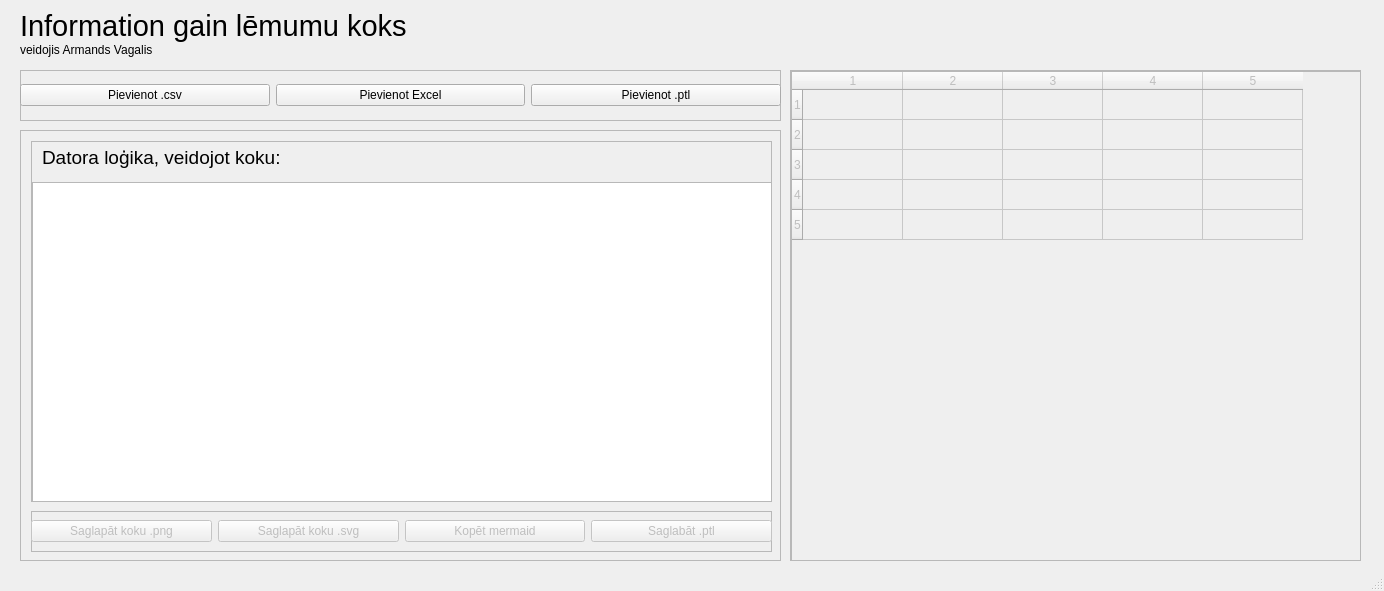
Qt form form.ui (v-ir-mans/ES-tree-with-GUI) before a commit.
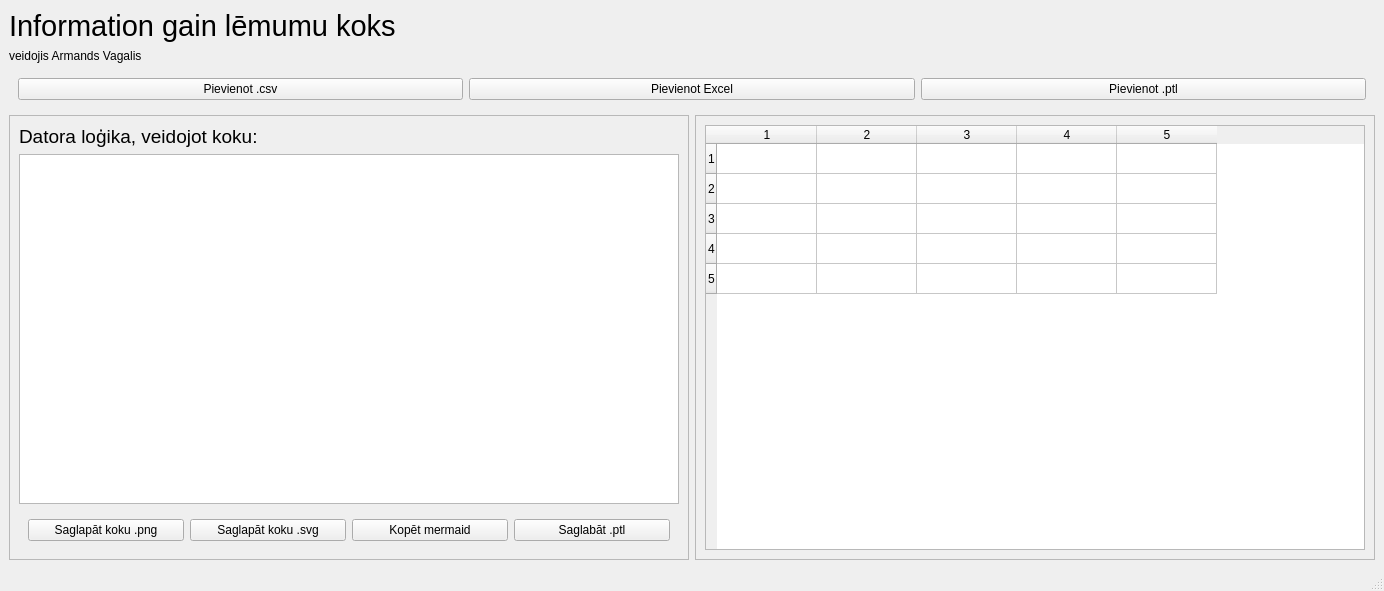
The same form after that commit.

What changed in the file:
```diff
--- a/form.ui
+++ b/form.ui
@@ -14,18 +14,9 @@
    <string>MainWindow</string>
   </property>
   <widget class="QWidget" name="centralwidget">
-   <property name="enabled">
-    <bool>true</bool>
-   </property>
+   <layout class="QVBoxLayout" name="verticalLayoutMain">
+    <item>
    <widget class="QLabel" name="bigheading">
-    <property name="geometry">
-     <rect>
-      <x>20</x>
-      <y>0</y>
-      <width>861</width>
-      <height>51</height>
-     </rect>
-    </property>
     <property name="font">
      <font>
       <pointsize>22</pointsize>
@@ -35,30 +26,16 @@
      <string>Information gain lēmumu koks</string>
     </property>
    </widget>
+    </item>
+    <item>
+     <widget class="QLabel" name="showoffabel">
+      <property name="text">
+       <string>veidojis Armands Vagalis</string>
+      </property>
+     </widget>
+    </item>
+    <item>
    <widget class="QFrame" name="frame">
-    <property name="geometry">
-     <rect>
-      <x>20</x>
-      <y>70</y>
-      <width>761</width>
-      <height>51</height>
-     </rect>
-    </property>
-    <property name="frameShape">
-     <enum>QFrame::Shape::StyledPanel</enum>
-    </property>
-    <property name="frameShadow">
-     <enum>QFrame::Shadow::Raised</enum>
-    </property>
-    <widget class="QWidget" name="horizontalLayoutWidget_2">
-     <property name="geometry">
-      <rect>
-       <x>0</x>
-       <y>0</y>
-       <width>761</width>
-       <height>51</height>
-      </rect>
-     </property>
      <layout class="QHBoxLayout" name="horizontalLayout_2">
       <item>
        <widget class="QPushButton" name="csvButton">
@@ -69,9 +46,6 @@
       </item>
       <item>
        <widget class="QPushButton" name="excelButton">
-        <property name="enabled">
-         <bool>true</bool>
-        </property>
         <property name="text">
          <string>Pievienot Excel</string>
         </property>
@@ -79,9 +53,6 @@
       </item>
       <item>
        <widget class="QPushButton" name="ptlButton">
-        <property name="enabled">
-         <bool>true</bool>
-        </property>
         <property name="text">
          <string>Pievienot .ptl</string>
         </property>
@@ -89,143 +60,18 @@
       </item>
      </layout>
     </widget>
-   </widget>
-   <widget class="QScrollArea" name="dataTableScroll">
-    <property name="enabled">
-     <bool>false</bool>
-    </property>
-    <property name="geometry">
-     <rect>
-      <x>790</x>
-      <y>70</y>
-      <width>571</width>
-      <height>491</height>
-     </rect>
-    </property>
-    <property name="sizePolicy">
-     <sizepolicy hsizetype="Expanding" vsizetype="Minimum">
-      <horstretch>0</horstretch>
-      <verstretch>0</verstretch>
-     </sizepolicy>
-    </property>
-    <property name="widgetResizable">
-     <bool>true</bool>
-    </property>
-    <widget class="QWidget" name="scrollAreaWidgetContents">
-     <property name="geometry">
-      <rect>
-       <x>0</x>
-       <y>0</y>
-       <width>569</width>
-       <height>489</height>
-      </rect>
-     </property>
-     <widget class="QTableWidget" name="dataTable">
-      <property name="geometry">
-       <rect>
-        <x>0</x>
-        <y>0</y>
-        <width>571</width>
-        <height>491</height>
-       </rect>
-      </property>
-      <property name="sizePolicy">
-       <sizepolicy hsizetype="Maximum" vsizetype="Expanding">
-        <horstretch>0</horstretch>
-        <verstretch>0</verstretch>
-       </sizepolicy>
-      </property>
-      <property name="rowCount">
-       <number>5</number>
-      </property>
-      <property name="columnCount">
-       <number>5</number>
-      </property>
-      <row/>
-      <row/>
-      <row/>
-      <row/>
-      <row/>
-      <column/>
-      <column/>
-      <column/>
-      <column/>
-      <column/>
-     </widget>
-    </widget>
-   </widget>
+    </item>
+    <item>
+     <layout class="QHBoxLayout" name="horizontalLayoutData">
+      <item>
    <widget class="QScrollArea" name="optionbox">
-    <property name="geometry">
-     <rect>
-      <x>20</x>
-      <y>130</y>
-      <width>761</width>
-      <height>431</height>
-     </rect>
-    </property>
-    <property name="sizePolicy">
-     <sizepolicy hsizetype="MinimumExpanding" vsizetype="Expanding">
-      <horstretch>0</horstretch>
-      <verstretch>0</verstretch>
-     </sizepolicy>
-    </property>
     <property name="widgetResizable">
      <bool>true</bool>
     </property>
     <widget class="QWidget" name="scrollAreaWidgetContents_2">
-     <property name="geometry">
-      <rect>
-       <x>0</x>
-       <y>0</y>
-       <width>759</width>
-       <height>429</height>
-      </rect>
-     </property>
-     <widget class="QScrollArea" name="scrollArea">
-      <property name="geometry">
-       <rect>
-        <x>10</x>
-        <y>10</y>
-        <width>741</width>
-        <height>361</height>
-       </rect>
-      </property>
-      <property name="widgetResizable">
-       <bool>true</bool>
-      </property>
-      <widget class="QWidget" name="scrollAreaWidgetContents_3">
-       <property name="geometry">
-        <rect>
-         <x>0</x>
-         <y>0</y>
-         <width>739</width>
-         <height>359</height>
-        </rect>
-       </property>
-       <widget class="QTextEdit" name="logicText">
-        <property name="geometry">
-         <rect>
-          <x>0</x>
-          <y>40</y>
-          <width>741</width>
-          <height>321</height>
-         </rect>
-        </property>
-        <property name="font">
-         <font>
-          <pointsize>11</pointsize>
-         </font>
-        </property>
-       </widget>
+         <layout class="QVBoxLayout" name="verticalLayoutOption">
+          <item>
        <widget class="QLabel" name="bigheading_2">
-        <property name="geometry">
-         <rect>
-          <x>10</x>
-          <y>0</y>
-          <width>731</width>
-          <height>31</height>
-         </rect>
-        </property>
         <property name="font">
          <font>
           <pointsize>14</pointsize>
@@ -235,35 +81,18 @@
          <string>Datora loģika, veidojot koku:</string>
         </property>
        </widget>
-      </widget>
-     </widget>
+          </item>
+          <item>
+           <widget class="QTextEdit" name="logicText">
+            <property name="font">
+             <font>
+              <pointsize>11</pointsize>
+             </font>
+            </property>
+           </widget>
+          </item>
+          <item>
      <widget class="QFrame" name="buttonBottomFrame">
-      <property name="enabled">
-       <bool>false</bool>
-      </property>
-      <property name="geometry">
-       <rect>
-        <x>10</x>
-        <y>380</y>
-        <width>741</width>
-        <height>41</height>
-       </rect>
-      </property>
-      <property name="frameShape">
-       <enum>QFrame::Shape::StyledPanel</enum>
-      </property>
-      <property name="frameShadow">
-       <enum>QFrame::Shadow::Raised</enum>
-      </property>
-      <widget class="QWidget" name="horizontalLayoutWidget">
-       <property name="geometry">
-        <rect>
-         <x>0</x>
-         <y>0</y>
-         <width>741</width>
-         <height>41</height>
-        </rect>
-       </property>
        <layout class="QHBoxLayout" name="horizontalLayout">
         <item>
          <widget class="QPushButton" name="savevisButton">
@@ -295,22 +124,35 @@
         </item>
        </layout>
       </widget>
-     </widget>
-    </widget>
-   </widget>
-   <widget class="QLabel" name="showoffabel">
-    <property name="geometry">
-     <rect>
-      <x>20</x>
-      <y>40</y>
-      <width>171</width>
-      <height>20</height>
-     </rect>
-    </property>
-    <property name="text">
-     <string>veidojis Armands Vagalis</string>
-    </property>
-   </widget>
+          </item>
+         </layout>
+        </widget>
+       </widget>
+      </item>
+      <item>
+       <widget class="QScrollArea" name="dataTableScroll">
+        <property name="widgetResizable">
+         <bool>true</bool>
+        </property>
+        <widget class="QWidget" name="scrollAreaWidgetContents">
+         <layout class="QVBoxLayout" name="verticalLayoutDataTable">
+          <item>
+           <widget class="QTableWidget" name="dataTable">
+            <property name="rowCount">
+             <number>5</number>
+            </property>
+            <property name="columnCount">
+             <number>5</number>
+            </property>
+           </widget>
+          </item>
+         </layout>
+        </widget>
+       </widget>
+      </item>
+     </layout>
+    </item>
+   </layout>
   </widget>
   <widget class="QStatusBar" name="statusbar"/>
  </widget>
```
Lines whose indentation alone changed are shown as unchanged.
